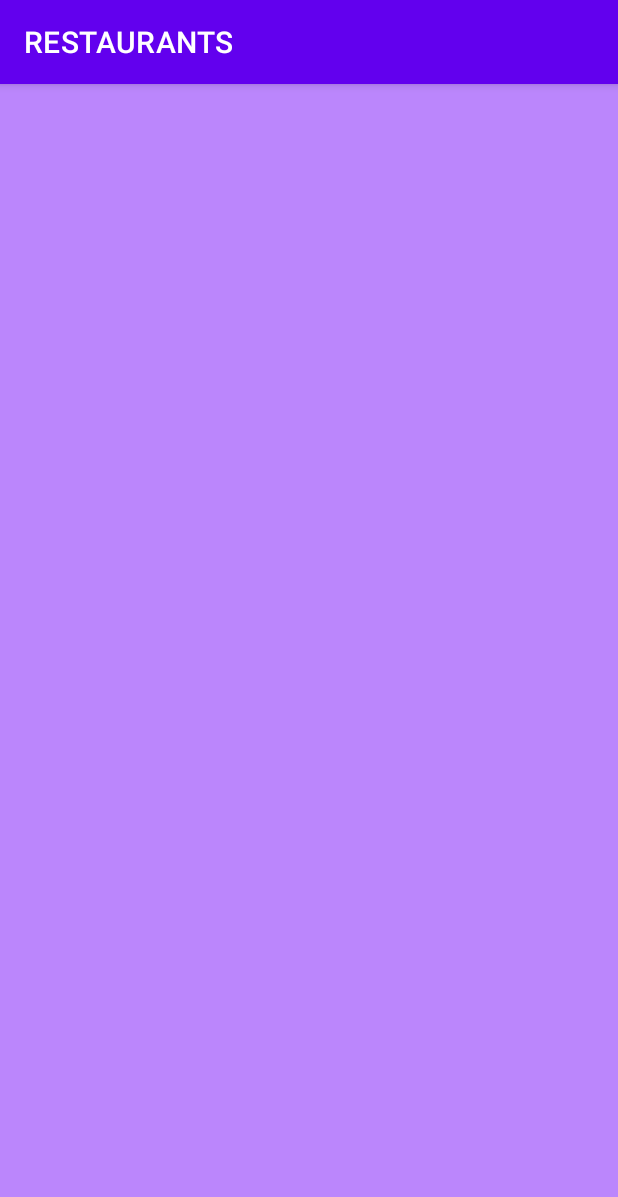
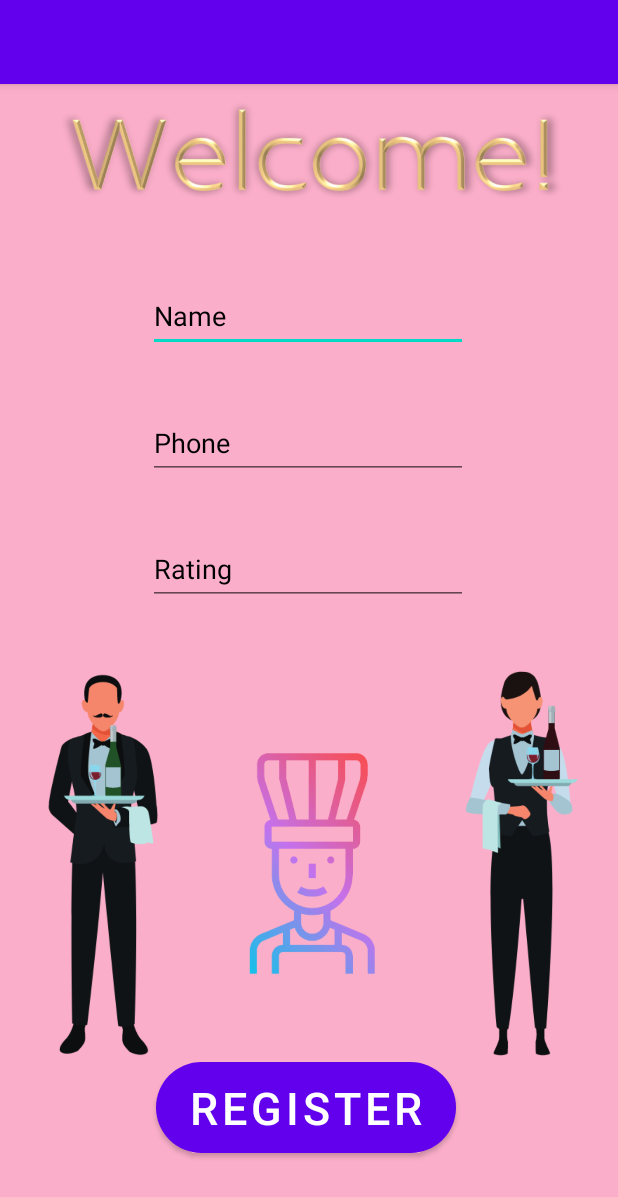
Before and after one commit to ZainabDogar/Android-Restaurant_App-RecyclerView-Adapter-SMD_ASSIGNMENT_03_19L0995, an Android app: the screen it shows after launch (MainActivity), on a phone screen of 412 x 824 dp. Shown: the top 1197 px of the screen. Run offline under Robolectric (Android 15) with nearby library versions, the phone set to English and light mode, and no system bars.

Commit message:
Register

```diff
--- a/app/src/main/java/com/example/smd_assignment_03_19l0995/MainActivity.kt
+++ b/app/src/main/java/com/example/smd_assignment_03_19l0995/MainActivity.kt
@@ -1,41 +1,19 @@
 package com.example.smd_assignment_03_19l0995
 
+import android.content.Intent
 import androidx.appcompat.app.AppCompatActivity
 import android.os.Bundle
-import androidx.recyclerview.widget.LinearLayoutManager
-import androidx.recyclerview.widget.RecyclerView
-import androidx.room.Room
-import com.example.smd_assignment_03_19l0995.model.Restaurants
+import android.view.View
+import android.widget.Button
 
 class MainActivity : AppCompatActivity() {
-
-    private var layoutManager: RecyclerView.LayoutManager? = null
-    private var adapter: RecyclerView.Adapter<RecyclerAdapter.ViewHolder>? = null
-
     override fun onCreate(savedInstanceState: Bundle?) {
         super.onCreate(savedInstanceState)
         setContentView(R.layout.main)
-        title = "RESTAURANTS"
 
-        //supportActionBar?.hide()
-        val recyclerView: RecyclerView = findViewById(R.id.recyclerView)
-        layoutManager = LinearLayoutManager(this)
-
-        val lis = mutableListOf<Restaurants>()
-
-//        lis.add(Restaurants())
-//        lis.add(Restaurants())
-//        lis.add(Restaurants())
-
-        val db = Room.databaseBuilder(
-            applicationContext,
-            AppDatabase::class.java, "temp.db"
-        ).build()
-
-        val resDao = db.userDao()
-        val users: List<Restaurants> = resDao.getAll
-
-        recyclerView.adapter = RecyclerAdapter(lis)
-        recyclerView.layoutManager = layoutManager
+        val register = findViewById<View>(R.id.btn_login) as Button
+        register.setOnClickListener {
+            startActivity(Intent(this@MainActivity, RegisterPage::class.java))
+        }
     }
 }
--- /dev/null
+++ b/app/src/main/res/drawable/rounded_button.xml
@@ -0,0 +1,5 @@
+<?xml version="1.0" encoding="utf-8"?>
+<shape xmlns:android="http://schemas.android.com/apk/res/android">
+    <corners  android:radius="2000dp"/>
+    <solid android:color="@color/purple_200" />
+</shape>
--- /dev/null
+++ b/app/src/main/res/drawable/rounded_corner.xml
@@ -0,0 +1,5 @@
+<?xml version="1.0" encoding="utf-8"?>
+<shape xmlns:android="http://schemas.android.com/apk/res/android">
+    <corners  android:radius="50dp"/>
+    <solid android:color="@color/purple"></solid>
+</shape>
--- a/app/src/main/res/layout/main.xml
+++ b/app/src/main/res/layout/main.xml
@@ -1,20 +1,97 @@
 <?xml version="1.0" encoding="utf-8"?>
-<androidx.constraintlayout.widget.ConstraintLayout
-    xmlns:android="http://schemas.android.com/apk/res/android"
+<androidx.constraintlayout.widget.ConstraintLayout xmlns:android="http://schemas.android.com/apk/res/android"
     xmlns:app="http://schemas.android.com/apk/res-auto"
     xmlns:tools="http://schemas.android.com/tools"
     android:layout_width="match_parent"
     android:layout_height="match_parent"
-    android:background="@color/purple_200"
+    android:background="@color/background"
     tools:context=".MainActivity">
 
-    <androidx.recyclerview.widget.RecyclerView
-        android:id="@+id/recyclerView"
-        android:layout_width="match_parent"
-        android:layout_height="match_parent"
-        app:layout_constraintBottom_toBottomOf="parent"
-        app:layout_constraintLeft_toLeftOf="parent"
-        app:layout_constraintRight_toRightOf="parent"
-        app:layout_constraintTop_toTopOf="parent"/>
+    <Button
+        android:id="@+id/btn_login"
+        android:layout_width="200dp"
+        android:layout_height="wrap_content"
+        android:layout_marginStart="104dp"
+        android:layout_marginTop="652dp"
+        android:background="@drawable/rounded_corner"
+        android:baselineAligned="false"
+        android:text="@string/login"
+        android:textColor="@android:color/white"
+        android:textSize="30dp"
+        app:layout_constraintStart_toStartOf="parent"
+        app:layout_constraintTop_toTopOf="parent"
+        tools:ignore="MissingConstraints,SpUsage" />
+
+
+    <ImageView
+        android:id="@+id/imageView2"
+        android:layout_width="400dp"
+        android:layout_height="94dp"
+        app:layout_constraintEnd_toEndOf="parent"
+        app:layout_constraintHorizontal_bias="0.454"
+        app:layout_constraintStart_toStartOf="parent"
+        app:srcCompat="@drawable/welcome"
+        tools:ignore="ContentDescription,MissingConstraints"
+        tools:layout_editor_absoluteY="16dp" />
+
+    <ImageView
+        android:id="@+id/imageView"
+        android:layout_width="483dp"
+        android:layout_height="268dp"
+        app:layout_constraintBottom_toTopOf="@+id/btn_login"
+        app:layout_constraintEnd_toEndOf="parent"
+        app:layout_constraintStart_toStartOf="parent"
+        app:layout_constraintTop_toBottomOf="@+id/imageView2"
+        app:layout_constraintVertical_bias="1.0"
+        app:srcCompat="@drawable/restaurant_image"
+        tools:ignore="ContentDescription,MissingConstraints" />
+
+    <EditText
+        android:id="@+id/name"
+        android:layout_width="wrap_content"
+        android:layout_height="wrap_content"
+        android:textColor="@color/black"
+        android:ems="10"
+        android:inputType="textPersonName"
+        android:minHeight="48dp"
+        android:text="@string/NAME"
+        app:layout_constraintBottom_toTopOf="@+id/phone"
+        app:layout_constraintEnd_toEndOf="parent"
+        app:layout_constraintHorizontal_bias="0.497"
+        app:layout_constraintStart_toStartOf="parent"
+        app:layout_constraintTop_toBottomOf="@+id/imageView2"
+        tools:ignore="Autofill,LabelFor,MissingConstraints" />
+
+    <EditText
+        android:id="@+id/rating"
+        android:layout_width="wrap_content"
+        android:layout_height="wrap_content"
+        android:textColor="@color/black"
+        android:ems="10"
+        android:inputType="textPersonName"
+        android:minHeight="48dp"
+        android:text="@string/RATING"
+        app:layout_constraintBottom_toTopOf="@+id/imageView"
+        app:layout_constraintEnd_toEndOf="parent"
+        app:layout_constraintHorizontal_bias="0.497"
+        app:layout_constraintStart_toStartOf="parent"
+        app:layout_constraintTop_toBottomOf="@+id/phone"
+        tools:ignore="Autofill,LabelFor,MissingConstraints" />
+
+    <EditText
+        android:id="@+id/phone"
+        android:layout_width="wrap_content"
+        android:layout_height="wrap_content"
+        android:textColor="@color/black"
+        android:ems="10"
+        android:inputType="textPersonName"
+        android:minHeight="48dp"
+        android:text="@string/PHONE"
+        app:layout_constraintBottom_toTopOf="@+id/rating"
+        app:layout_constraintEnd_toEndOf="parent"
+        app:layout_constraintHorizontal_bias="0.497"
+        app:layout_constraintStart_toStartOf="parent"
+        app:layout_constraintTop_toBottomOf="@+id/name"
+        tools:ignore="Autofill,LabelFor,MissingConstraints,TextFields" />
 
 </androidx.constraintlayout.widget.ConstraintLayout>
--- a/app/src/main/res/values/colors.xml
+++ b/app/src/main/res/values/colors.xml
@@ -1,6 +1,9 @@
 <?xml version="1.0" encoding="utf-8"?>
 <resources>
     <color name="purple_200">#FFBB86FC</color>
+    <color name="background">#FBAEC9</color>
+    <color name="text_background">#94FBAEAE</color>
+    <color name="purple">#5B3E7E</color>
     <color name="purple_500">#FF6200EE</color>
     <color name="purple_700">#FF3700B3</color>
     <color name="teal_200">#FF03DAC5</color>
--- a/app/src/main/res/values/strings.xml
+++ b/app/src/main/res/values/strings.xml
@@ -3,4 +3,9 @@
     <string name="location">location</string>
     <string name="number">number</string>
     <string name="name">name</string>
+    <string name="button">+</string>
+    <string name="login">REGISTER</string>
+    <string name="NAME">Name</string>
+    <string name="RATING">Rating</string>
+    <string name="PHONE">Phone</string>
 </resources>
```
Also changed, not shown: app/src/main/java/com/example/smd_assignment_03_19l0995/RegisterPage.kt (added, +48 -0 lines), app/src/main/res/layout/item_list.xml (+4 -4 lines), app/src/main/res/layout/register.xml (added, +32 -0 lines), app/src/main/res/drawable-v24/restaurant_image.png (added), app/src/main/res/drawable-v24/welcome.png (added).
